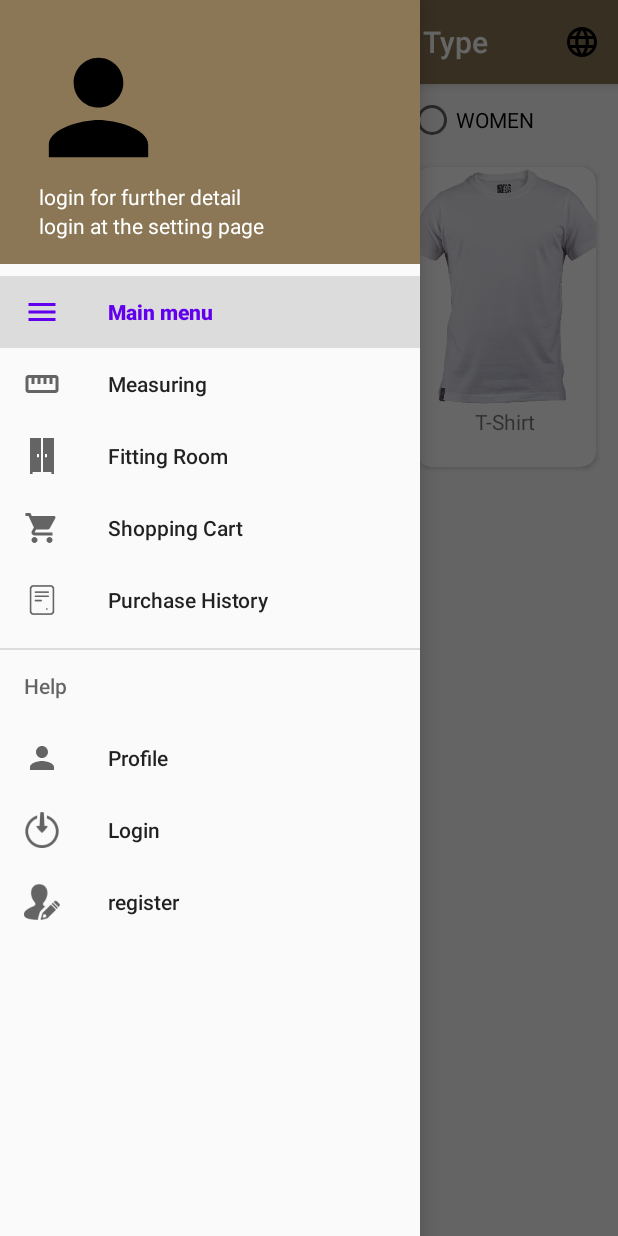
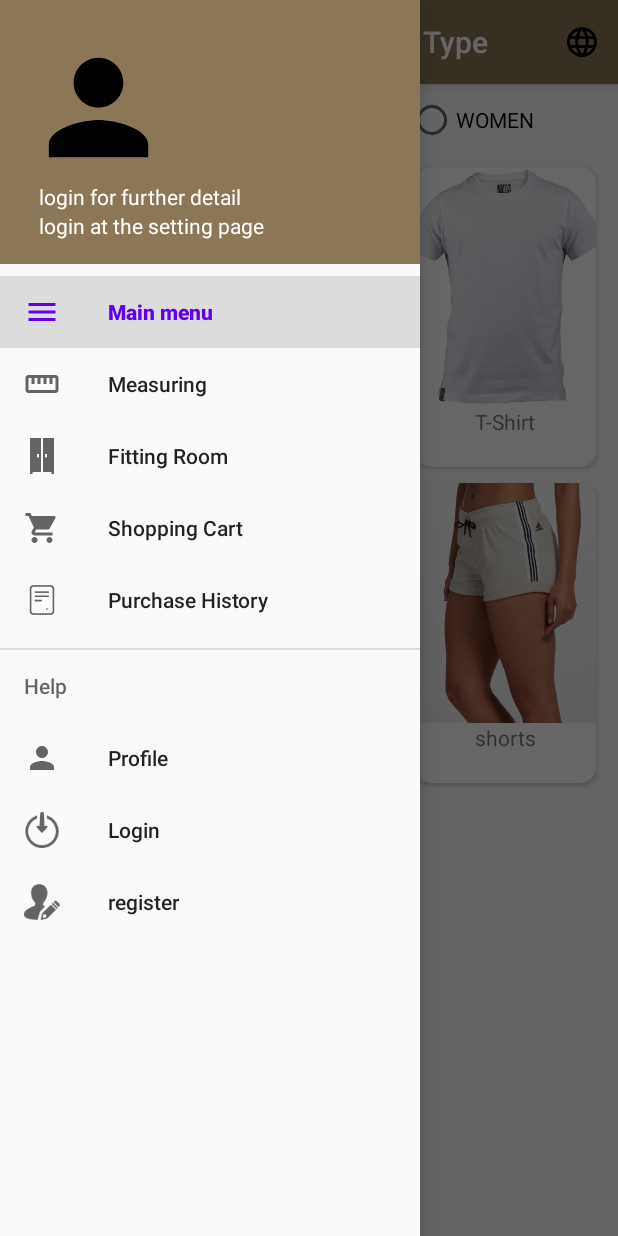
Before and after one commit to ngtszlong/EzTryClothes, an Android app: the screen it shows after launch (MainActivity), with the side drawer open, on a phone screen of 412 x 824 dp. Run offline under Robolectric (Android 15) with nearby library versions, the phone set to English and light mode, and no system bars; our stand-ins replace Firebase (no records; nobody signed in at launch, a user with empty details on screens opened directly), Picasso; libraries missing offline, so code that uses them is left out: com.gun0912.tedpermission; pictures from the network do not load; 2 statements that could not run were skipped.

Commit message:
fix bugs

```diff
--- a/app/src/main/java/com/ngtszlong/eztrycloth/MainActivity.java
+++ b/app/src/main/java/com/ngtszlong/eztrycloth/MainActivity.java
@@ -52,7 +52,6 @@ public class MainActivity extends AppCompatActivity implements NavigationView.On
     TextView phone;
     TextView name;
     FirebaseAuth firebaseAuth;
-    DatabaseReference databaseReference;
     FirebaseDatabase firebaseDatabase;
     FirebaseUser firebaseUser;
     ArrayList<Profile> profileArrayList;
@@ -76,6 +75,7 @@ public class MainActivity extends AppCompatActivity implements NavigationView.On
         setContentView(R.layout.activity_main);
 
         firebaseAuth = FirebaseAuth.getInstance();
+        firebaseUser = firebaseAuth.getCurrentUser();
         drawer = findViewById(R.id.drawer_layout);
         NavigationView navigationView = findViewById(R.id.nav_view);
         navigationView.setNavigationItemSelectedListener(this);
@@ -114,8 +114,8 @@ public class MainActivity extends AppCompatActivity implements NavigationView.On
             navigationView.setCheckedItem(R.id.nav_menu);
         }
         setHeaderInfo();
-
-        databaseReference = firebaseDatabase.getReference().child("Users");
+        if (firebaseAuth.getCurrentUser() != null) {
+            DatabaseReference databaseReference = FirebaseDatabase.getInstance().getReference().child("Users");
             databaseReference.addValueEventListener(new ValueEventListener() {
                 @Override
                 public void onDataChange(@NonNull DataSnapshot dataSnapshot) {
@@ -141,6 +141,7 @@ public class MainActivity extends AppCompatActivity implements NavigationView.On
 
                 }
             });
+        }
     }
 
     @Override
@@ -171,7 +172,7 @@ public class MainActivity extends AppCompatActivity implements NavigationView.On
         if (firebaseAuth.getCurrentUser() != null) {
             firebaseUser = firebaseAuth.getCurrentUser();
             firebaseDatabase = FirebaseDatabase.getInstance();
-            databaseReference = firebaseDatabase.getReference().child("Users");
+            DatabaseReference databaseReference = firebaseDatabase.getReference().child("Users");
             databaseReference.addValueEventListener(new ValueEventListener() {
                 @Override
                 public void onDataChange(@NonNull DataSnapshot dataSnapshot) {
--- a/app/src/main/java/com/ngtszlong/eztrycloth/menu/MenuFragment.java
+++ b/app/src/main/java/com/ngtszlong/eztrycloth/menu/MenuFragment.java
@@ -70,15 +70,15 @@ public class MenuFragment extends Fragment implements MenuAdapter.OnItemClickLis
         rg_type.setOnCheckedChangeListener(new RadioGroup.OnCheckedChangeListener() {
             @Override
             public void onCheckedChanged(RadioGroup group, int checkedId) {
-                if (rb_all.getId() == checkedId){
+                if (rb_all.getId() == checkedId) {
                     menuItems.clear();
                     type = getResources().getStringArray(R.array.type);
                     check(type);
-                }else if (rb_men.getId() == checkedId){
+                } else if (rb_men.getId() == checkedId) {
                     menuItems.clear();
                     type = getResources().getStringArray(R.array.men);
                     check(type);
-                }else if (rb_women.getId() == checkedId){
+                } else if (rb_women.getId() == checkedId) {
                     menuItems.clear();
                     type = getResources().getStringArray(R.array.women);
                     check(type);
@@ -89,15 +89,19 @@ public class MenuFragment extends Fragment implements MenuAdapter.OnItemClickLis
     }
 
     private void check(String[] type) {
-        for (int i = 0; i< type.length; i++){
-            if (type[i].equals("Hoodies") || type[i].equals("連帽衫")){
+        for (int i = 0; i < type.length; i++) {
+            if (type[i].equals("Hoodies") || type[i].equals("連帽衫")) {
                 menuItems.add(new MenuItem(type[i], R.drawable.hoodies));
-            }else if (type[i].equals("Shirt") || type[i].equals("襯衫")){
+            } else if (type[i].equals("Shirt") || type[i].equals("襯衫")) {
                 menuItems.add(new MenuItem(type[i], R.drawable.shirt));
-            }else if (type[i].equals("T-Shirt") || type[i].equals("上衣")){
+            } else if (type[i].equals("T-Shirt") || type[i].equals("上衣")) {
                 menuItems.add(new MenuItem(type[i], R.drawable.tshirt));
-            }else if (type[i].equals("Dress") || type[i].equals("連衣裙")){
+            } else if (type[i].equals("Dress") || type[i].equals("連衣裙")) {
                 menuItems.add(new MenuItem(type[i], R.drawable.dress));
+            } else if (type[i].equals("jeans") || type[i].equals("牛仔褲")) {
+                menuItems.add(new MenuItem(type[i], R.drawable.jeans));
+            } else if (type[i].equals("shorts") || type[i].equals("短褲")) {
+                menuItems.add(new MenuItem(type[i], R.drawable.shorts));
             }
         }
         recyclerView.setLayoutManager(new GridLayoutManager(getActivity(), 3));
--- a/app/src/main/java/com/ngtszlong/eztrycloth/menu/list/ListItemActivity.java
+++ b/app/src/main/java/com/ngtszlong/eztrycloth/menu/list/ListItemActivity.java
@@ -56,6 +56,10 @@ public class ListItemActivity extends AppCompatActivity implements ListAdapter.O
             type = "T-Shirt";
         } else if (type.equals("連衣裙")) {
             type = "Dress";
+        }else if (type.equals("牛仔褲")) {
+            type = "jeans";
+        }else if (type.equals("短褲")) {
+            type = "shorts";
         }
 
 
--- a/app/src/main/res/layout/framgent_profile.xml
+++ b/app/src/main/res/layout/framgent_profile.xml
@@ -108,7 +108,6 @@
             </RadioGroup>
         </LinearLayout>
 
-
         <EditText
             android:id="@+id/edt_mpro_name"
             android:layout_width="250dp"
@@ -177,8 +176,8 @@
             android:background="#11000000"
             android:drawableLeft="@drawable/ic_action_user"
             android:hint="@string/Weight"
+            android:inputType="number"
             android:text="0"
-            android:inputType="number"
             android:textColor="#FFFFFF"
             android:textColorHint="#FFFFFF"
             android:textSize="16dp" />
--- a/app/src/main/res/values/strings.xml
+++ b/app/src/main/res/values/strings.xml
@@ -85,11 +85,15 @@
         <item>Shirt</item>
         <item>T-Shirt</item>
         <item>Dress</item>
+        <item>jeans</item>
+        <item>shorts</item>
     </string-array>
     <string-array name="men">
         <item>Hoodies</item>
         <item>Shirt</item>
         <item>T-Shirt</item>
+        <item>jeans</item>
+        <item>shorts</item>
     </string-array>
     <string-array name="women">
         <item>Dress</item>
```
Also changed, not shown: app/src/main/res/drawable/shorts.jpg (added), 3 other files. Lines whose indentation alone changed are shown as unchanged.
